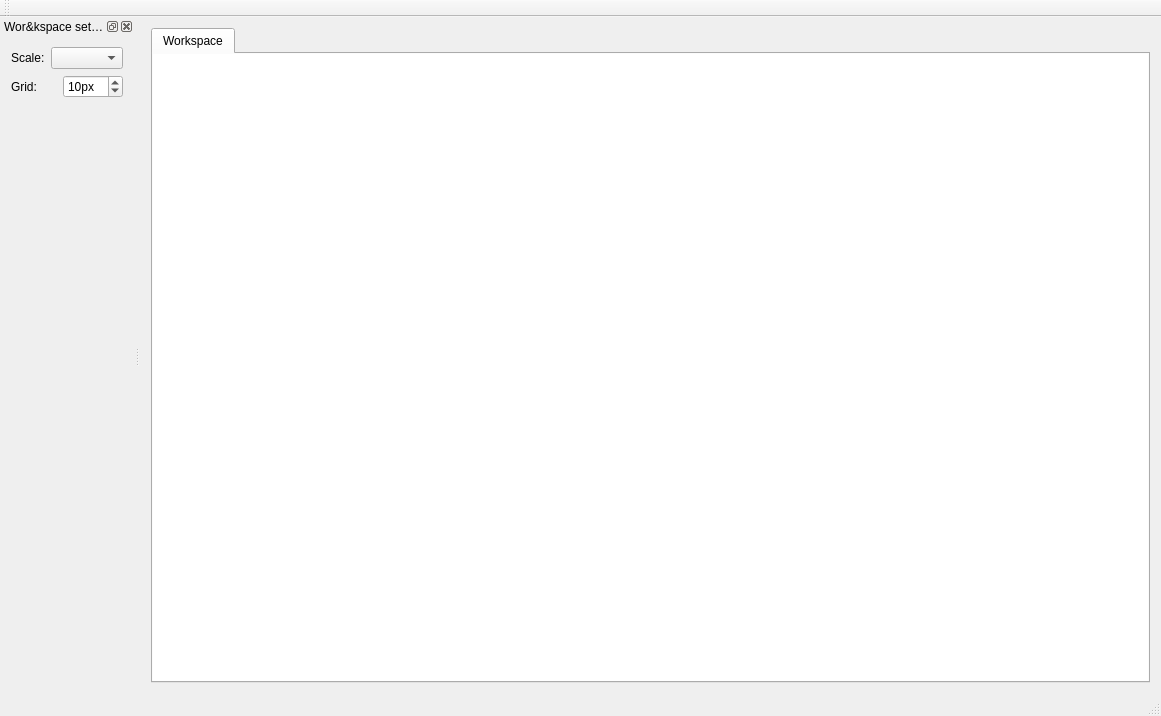
First picture: the form in mainwindow.ui, repository dev-0x7C6/laser-engraver, before the edit.
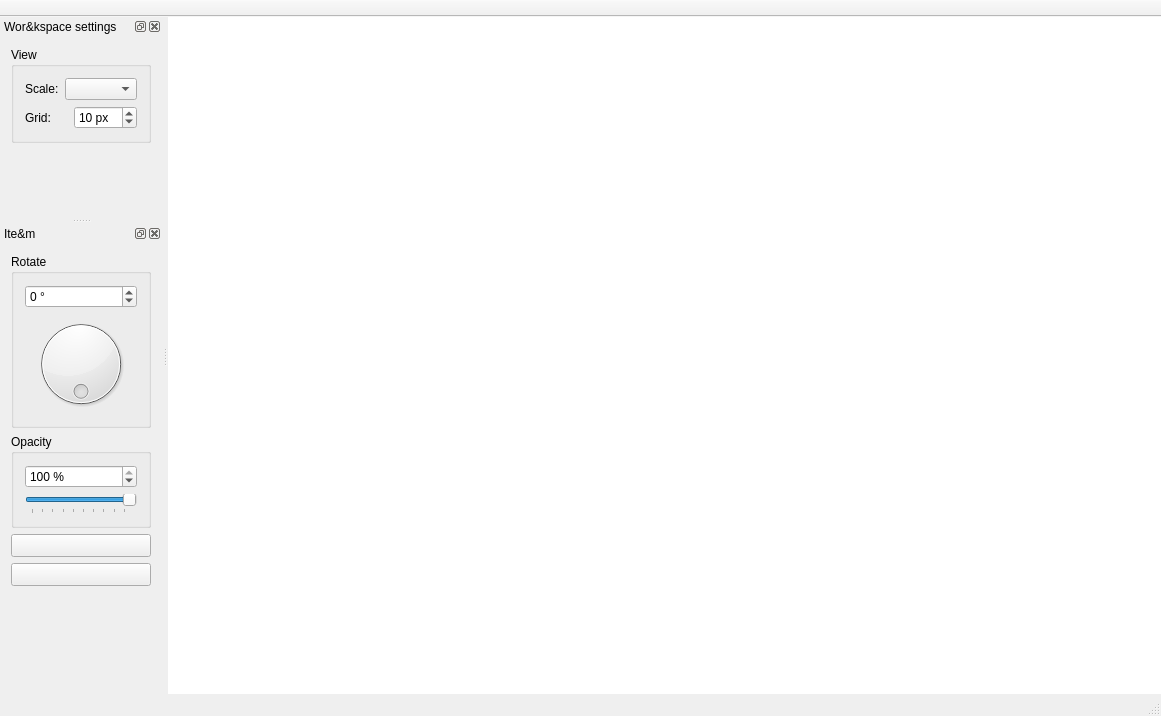
Second picture: the form after the edit.

Commit message: Added rotation and opacitiy settings, move up and delete item.

```diff
--- a/mainwindow.ui
+++ b/mainwindow.ui
@@ -15,16 +15,6 @@
   </property>
   <widget class="QWidget" name="centralWidget">
    <layout class="QHBoxLayout" name="horizontalLayout_2">
-    <item>
-     <widget class="QTabWidget" name="tabWidget">
-      <property name="currentIndex">
-       <number>0</number>
-      </property>
-      <widget class="QWidget" name="workspace">
-       <attribute name="title">
-        <string>Workspace</string>
-       </attribute>
-       <layout class="QHBoxLayout" name="horizontalLayout">
         <property name="leftMargin">
          <number>0</number>
         </property>
@@ -58,16 +48,21 @@
         </item>
        </layout>
       </widget>
-     </widget>
-    </item>
-   </layout>
-  </widget>
   <widget class="QToolBar" name="tool">
+   <property name="movable">
+    <bool>false</bool>
+   </property>
+   <property name="toolButtonStyle">
+    <enum>Qt::ToolButtonTextBesideIcon</enum>
+   </property>
+   <property name="floatable">
+    <bool>false</bool>
+   </property>
    <attribute name="toolBarArea">
     <enum>TopToolBarArea</enum>
    </attribute>
    <attribute name="toolBarBreak">
-    <bool>false</bool>
+    <bool>true</bool>
    </attribute>
   </widget>
   <widget class="QStatusBar" name="statusBar"/>
@@ -91,6 +86,12 @@
    <widget class="QWidget" name="dockWidgetContents">
     <layout class="QVBoxLayout" name="verticalLayout">
      <item>
+      <widget class="QGroupBox" name="groupBox_2">
+       <property name="title">
+        <string>View</string>
+       </property>
+       <layout class="QVBoxLayout" name="verticalLayout_3">
+        <item>
       <layout class="QHBoxLayout" name="horizontalLayout_3">
        <item>
         <widget class="QLabel" name="label">
@@ -116,7 +117,7 @@
        <item>
         <widget class="QSpinBox" name="grid">
          <property name="suffix">
-          <string>px</string>
+             <string> px</string>
          </property>
          <property name="maximum">
           <number>100</number>
@@ -127,6 +128,168 @@
         </widget>
        </item>
       </layout>
+        </item>
+       </layout>
+      </widget>
+     </item>
+     <item>
+      <spacer name="verticalSpacer_2">
+       <property name="orientation">
+        <enum>Qt::Vertical</enum>
+       </property>
+       <property name="sizeHint" stdset="0">
+        <size>
+         <width>20</width>
+         <height>40</height>
+        </size>
+       </property>
+      </spacer>
+     </item>
+    </layout>
+   </widget>
+  </widget>
+  <widget class="QDockWidget" name="itemWidget">
+   <property name="windowTitle">
+    <string>Ite&amp;m</string>
+   </property>
+   <attribute name="dockWidgetArea">
+    <number>1</number>
+   </attribute>
+   <widget class="QWidget" name="dockWidgetContents_2">
+    <layout class="QVBoxLayout" name="verticalLayout_4">
+     <item>
+      <widget class="QGroupBox" name="selectedItem">
+       <property name="title">
+        <string>Rotate</string>
+       </property>
+       <layout class="QVBoxLayout" name="verticalLayout_2">
+        <item>
+         <layout class="QHBoxLayout" name="horizontalLayout_5">
+          <property name="topMargin">
+           <number>0</number>
+          </property>
+          <item>
+           <widget class="QSpinBox" name="angle">
+            <property name="sizePolicy">
+             <sizepolicy hsizetype="MinimumExpanding" vsizetype="Fixed">
+              <horstretch>0</horstretch>
+              <verstretch>0</verstretch>
+             </sizepolicy>
+            </property>
+            <property name="wrapping">
+             <bool>true</bool>
+            </property>
+            <property name="suffix">
+             <string> °</string>
+            </property>
+            <property name="maximum">
+             <number>359</number>
+            </property>
+            <property name="value">
+             <number>0</number>
+            </property>
+           </widget>
+          </item>
+         </layout>
+        </item>
+        <item>
+         <widget class="QDial" name="angleDial">
+          <property name="maximum">
+           <number>359</number>
+          </property>
+          <property name="value">
+           <number>0</number>
+          </property>
+          <property name="invertedAppearance">
+           <bool>false</bool>
+          </property>
+          <property name="wrapping">
+           <bool>true</bool>
+          </property>
+         </widget>
+        </item>
+       </layout>
+      </widget>
+     </item>
+     <item>
+      <widget class="QGroupBox" name="selectedItem_2">
+       <property name="title">
+        <string>Opacity</string>
+       </property>
+       <layout class="QVBoxLayout" name="verticalLayout_5">
+        <item>
+         <layout class="QHBoxLayout" name="horizontalLayout">
+          <property name="topMargin">
+           <number>0</number>
+          </property>
+          <item>
+           <widget class="QSpinBox" name="opacity">
+            <property name="suffix">
+             <string> %</string>
+            </property>
+            <property name="minimum">
+             <number>5</number>
+            </property>
+            <property name="maximum">
+             <number>100</number>
+            </property>
+            <property name="value">
+             <number>100</number>
+            </property>
+           </widget>
+          </item>
+         </layout>
+        </item>
+        <item>
+         <widget class="QSlider" name="opacitySlider">
+          <property name="minimum">
+           <number>5</number>
+          </property>
+          <property name="maximum">
+           <number>100</number>
+          </property>
+          <property name="value">
+           <number>100</number>
+          </property>
+          <property name="orientation">
+           <enum>Qt::Horizontal</enum>
+          </property>
+          <property name="tickPosition">
+           <enum>QSlider::TicksBelow</enum>
+          </property>
+          <property name="tickInterval">
+           <number>10</number>
+          </property>
+         </widget>
+        </item>
+       </layout>
+      </widget>
+     </item>
+     <item>
+      <widget class="QToolButton" name="moveTopButton">
+       <property name="sizePolicy">
+        <sizepolicy hsizetype="Minimum" vsizetype="Fixed">
+         <horstretch>0</horstretch>
+         <verstretch>0</verstretch>
+        </sizepolicy>
+       </property>
+       <property name="toolButtonStyle">
+        <enum>Qt::ToolButtonTextBesideIcon</enum>
+       </property>
+      </widget>
+     </item>
+     <item>
+      <widget class="QToolButton" name="removeItemButton">
+       <property name="sizePolicy">
+        <sizepolicy hsizetype="Minimum" vsizetype="Fixed">
+         <horstretch>0</horstretch>
+         <verstretch>0</verstretch>
+        </sizepolicy>
+       </property>
+       <property name="toolButtonStyle">
+        <enum>Qt::ToolButtonTextBesideIcon</enum>
+       </property>
+      </widget>
      </item>
      <item>
       <spacer name="verticalSpacer">
```
Left out of the diff: 3 changed lines with no effect on the pictures. Lines whose indentation alone changed are shown as unchanged. The commit also changes 2 other files.
